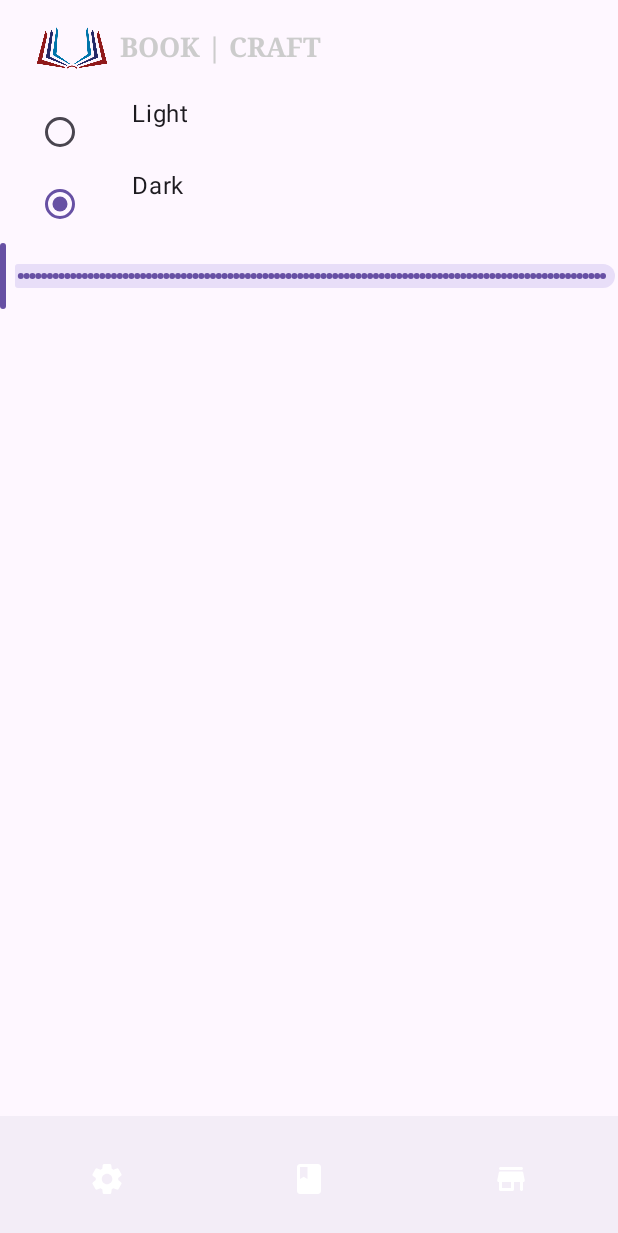
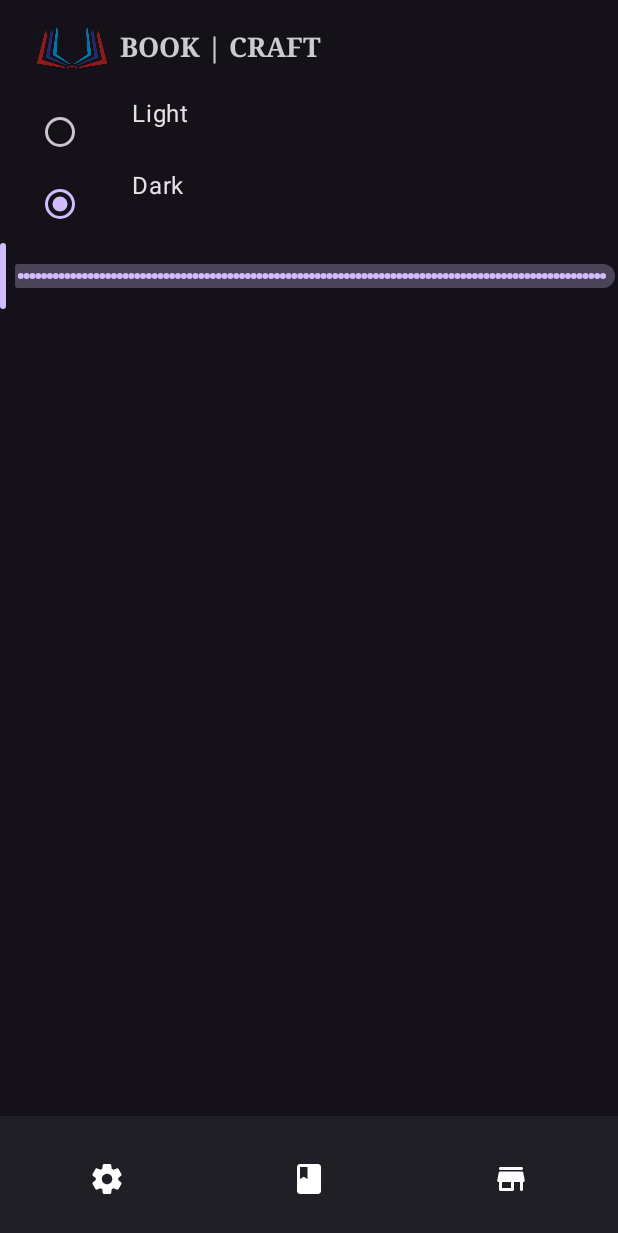
Before and after one commit to Carlos-LX/5A6-group-project, an Android app built with Jetpack Compose: the screen it shows after launch (MainActivity), after a tap on "Dark", on a phone screen of 412 x 824 dp. Shown: the top 1233 px of the screen. Run offline under Robolectric (Android 15) with nearby library versions, the phone set to English and light mode, and no system bars; 1 statement that could not run was skipped.

Commit message:
implemented Dark and light theme using states

```diff
--- a/app/src/main/java/com/example/spotifyclone/MainActivity.kt
+++ b/app/src/main/java/com/example/spotifyclone/MainActivity.kt
@@ -83,10 +83,17 @@ class MainActivity : ComponentActivity() {
     override fun onCreate(savedInstanceState: Bundle?) {
         super.onCreate(savedInstanceState)
         setContent {
+            var selectedTheme by remember { mutableStateOf(Theme.Light) }
 
-            SpotifyCloneTheme {
+            SpotifyCloneTheme(darkTheme = selectedTheme == Theme.Dark) {
                 // Initialize the main app UI
-                MyApp(modifier = Modifier.fillMaxSize())
+                MyApp(
+                    modifier = Modifier.fillMaxSize(),
+                    selectedTheme = selectedTheme,
+                    onThemeChange = { newTheme ->
+                        selectedTheme = newTheme
+                    }
+                )
             }
         }
     }
@@ -99,14 +106,14 @@ class MainActivity : ComponentActivity() {
  * @param modifier Modifier for the Surface composable.
  */
 @Composable
-fun MyApp(modifier: Modifier = Modifier) {
+fun MyApp(modifier: Modifier = Modifier, selectedTheme: Theme, onThemeChange: (Theme) -> Unit) {
+    // TODO: Add any additional setup or components specific to your app
 
-    //TODO: move the screens to the appropriate place
-
+    // Initialize the navigation controller
     val navController = rememberNavController()
 
     Scaffold(
-        modifier = Modifier,
+        modifier = modifier,
         topBar = { BookTopAppBar() },
         bottomBar = {
             BottomAppBar(
@@ -114,20 +121,25 @@ fun MyApp(modifier: Modifier = Modifier) {
 
                 ) {
                 Row {
+                    // Existing code for navigation items
                     ReadifyScreens.forEach { readifyDestination ->
-
-                        NavigationBarItem(selected = false, onClick = { navController.navigateSingleTopTo(readifyDestination.route) }, icon = {
+                        NavigationBarItem(
+                            selected = false,
+                            onClick = { navController.navigateSingleTopTo(readifyDestination.route) },
+                            icon = {
                                 Icon(
                                     readifyDestination.icon,
                                     contentDescription = "${readifyDestination.route} icon",
                                     tint = Color.White
                                 )
-                        })
+                            }
+                        )
                     }
                 }
             }
         }
-    ) {innerPadding ->
+    ) { innerPadding ->
+        // Existing code for navigation
         NavHost(navController = navController,
             startDestination = "bookCollection",
             modifier = Modifier.padding(innerPadding)
@@ -136,17 +148,21 @@ fun MyApp(modifier: Modifier = Modifier) {
                 BookCollection()
             }
             composable(route = "settings") {
-                Settings()
+                // Pass selectedTheme and onThemeChange to the Settings composable
+                Settings(
+                    selectedTheme = selectedTheme,
+                    onThemeChange = onThemeChange,
+                    modifier = Modifier.fillMaxSize()
+                )
             }
             composable(route = "library") {
                 Library()
             }
-
+        }
+    }
 }
 
-    }
 
-    }
 
 
 fun NavHostController.navigateSingleTopTo(route: String) =
@@ -177,8 +193,16 @@ fun NavHostController.navigateSingleTopTo(route: String) =
 @Preview
 @Composable
 fun MyAppPreview() {
-    SpotifyCloneTheme {
-        MyApp(Modifier.fillMaxSize())
+    var selectedTheme by remember { mutableStateOf(Theme.Light) }
+
+    SpotifyCloneTheme(darkTheme = selectedTheme == Theme.Dark) {
+        MyApp(
+            modifier = Modifier.fillMaxSize(),
+            selectedTheme = selectedTheme,
+            onThemeChange = { newTheme ->
+                selectedTheme = newTheme
+            }
+        )
     }
 }
 
--- a/app/src/main/java/com/example/spotifyclone/ui/settings/SettingsScreen.kt
+++ b/app/src/main/java/com/example/spotifyclone/ui/settings/SettingsScreen.kt
@@ -22,13 +22,14 @@ import androidx.compose.ui.unit.dp
 import com.example.spotifyclone.Theme
 
 @Composable
-fun Settings(modifier: Modifier = Modifier) {
+fun Settings(selectedTheme: Theme, onThemeChange: (Theme) -> Unit, modifier: Modifier = Modifier) {
     var sliderValue by remember { mutableStateOf(0f) }
     Surface(
         modifier = modifier.fillMaxSize(),
     ) {
         Column() {
-            selectTheme()
+            // Call the modified selectTheme composable and pass the selected theme and onThemeChange callback
+            selectTheme(selectedTheme, onThemeChange)
             Slider(
                 value = sliderValue,
                 onValueChange = {
@@ -38,14 +39,12 @@ fun Settings(modifier: Modifier = Modifier) {
                 steps = 100 // Number of steps within the range
             )
         }
-
     }
 }
 
 @Composable
-fun selectTheme(modifier: Modifier = Modifier) {
+fun selectTheme(selectedTheme: Theme, onThemeChange: (Theme) -> Unit, modifier: Modifier = Modifier) {
     val radioOptions = listOf(Theme.Light, Theme.Dark)
-    var (selectedTheme, onThemeChange) = remember { mutableStateOf(Theme.Light ) }
     Column {
         radioOptions.forEach { theme ->
             Row(
@@ -65,7 +64,6 @@ fun selectTheme(modifier: Modifier = Modifier) {
                 )
                 Spacer(modifier = Modifier.width(8.dp))
                 Text(text = theme.name, modifier = Modifier.padding(start = 16.dp))
-
             }
         }
     }
```
Lines whose indentation alone changed are shown as unchanged.
